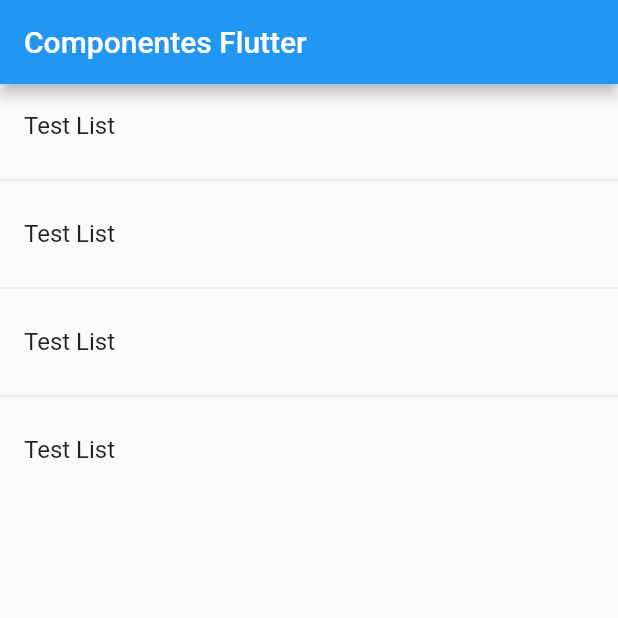
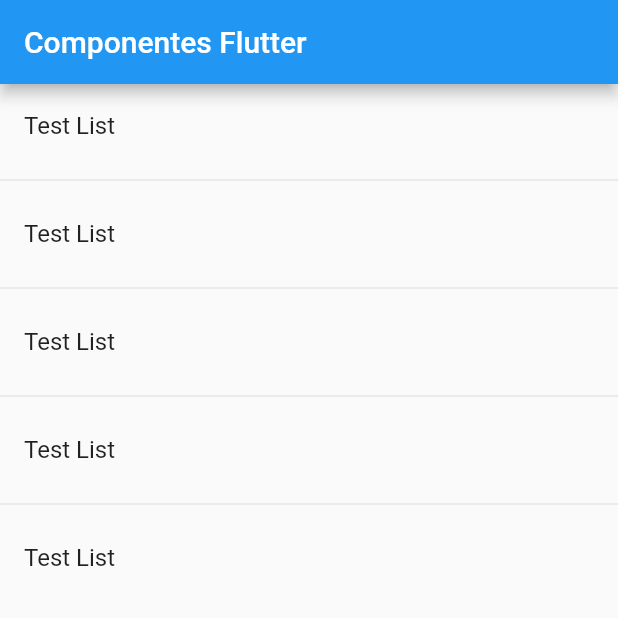
Before and after one commit to devetechnologies/components_dev, a Flutter app: the screen it shows after launch, on a phone screen of 412 x 824 dp, the top half of it. Run offline on Flutter 3.47's test engine with Material 2 defaults, Android fonts, the phone set to English and light mode, and no system bars.

Commit message:
update change Branche

```diff
--- a/lib/pages/home.dart
+++ b/lib/pages/home.dart
@@ -36,6 +36,10 @@ class Home extends StatelessWidget {
       ListTile(
         title: Text('Test List'),
       ),
+      Divider(),
+      ListTile(
+        title: Text('Test List'),
+      ),
     ];
   }
 }
```
